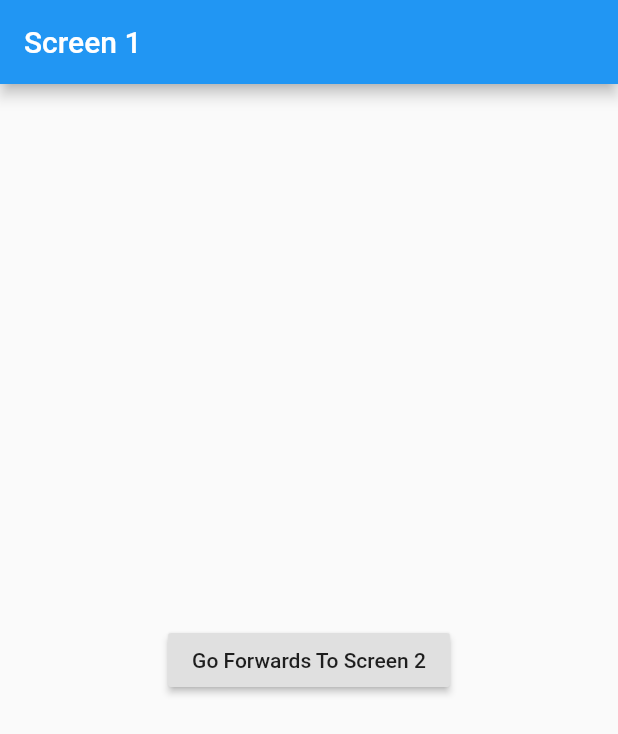
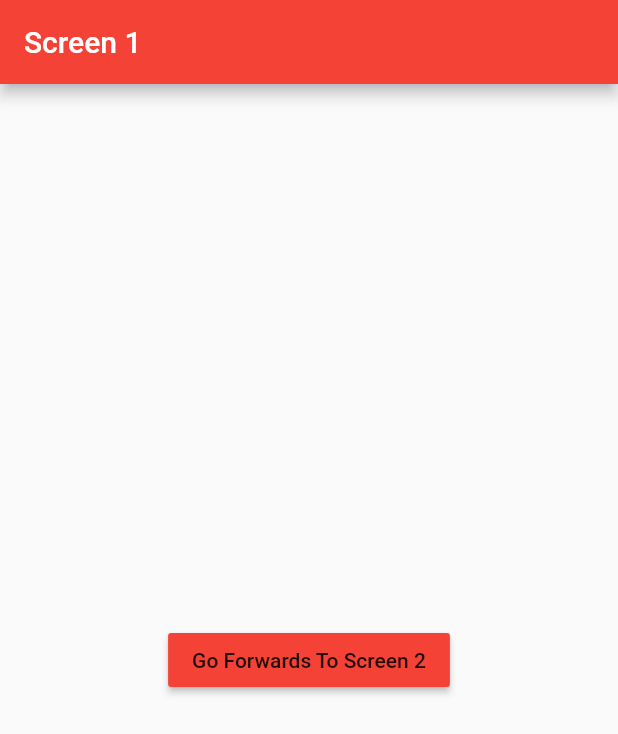
Before and after one commit to londonappbrewery/Navigation-Flutter-Demo, a Flutter app: the screen it shows after launch, on a phone screen of 412 x 824 dp. Shown: the top 734 px of the screen. Run offline on Flutter 3.47's test engine with Material 2 defaults, Android fonts, the phone set to English and light mode, and no system bars.

Commit message:
Update colors

```diff
--- a/lib/screen1.dart
+++ b/lib/screen1.dart
@@ -5,10 +5,12 @@ class Screen1 extends StatelessWidget {
   Widget build(BuildContext context) {
     return Scaffold(
       appBar: AppBar(
+        backgroundColor: Colors.red,
         title: Text('Screen 1'),
       ),
       body: Center(
         child: RaisedButton(
+          color: Colors.red,
           child: Text('Go Forwards To Screen 2'),
           onPressed: () {},
         ),
--- a/lib/screen2.dart
+++ b/lib/screen2.dart
@@ -5,10 +5,12 @@ class Screen2 extends StatelessWidget {
   Widget build(BuildContext context) {
     return Scaffold(
       appBar: AppBar(
+        backgroundColor: Colors.blue,
         title: Text('Screen 2'),
       ),
       body: Center(
         child: RaisedButton(
+          color: Colors.blue,
           child: Text('Go Back To Screen 1'),
           onPressed: () {},
         ),
```
